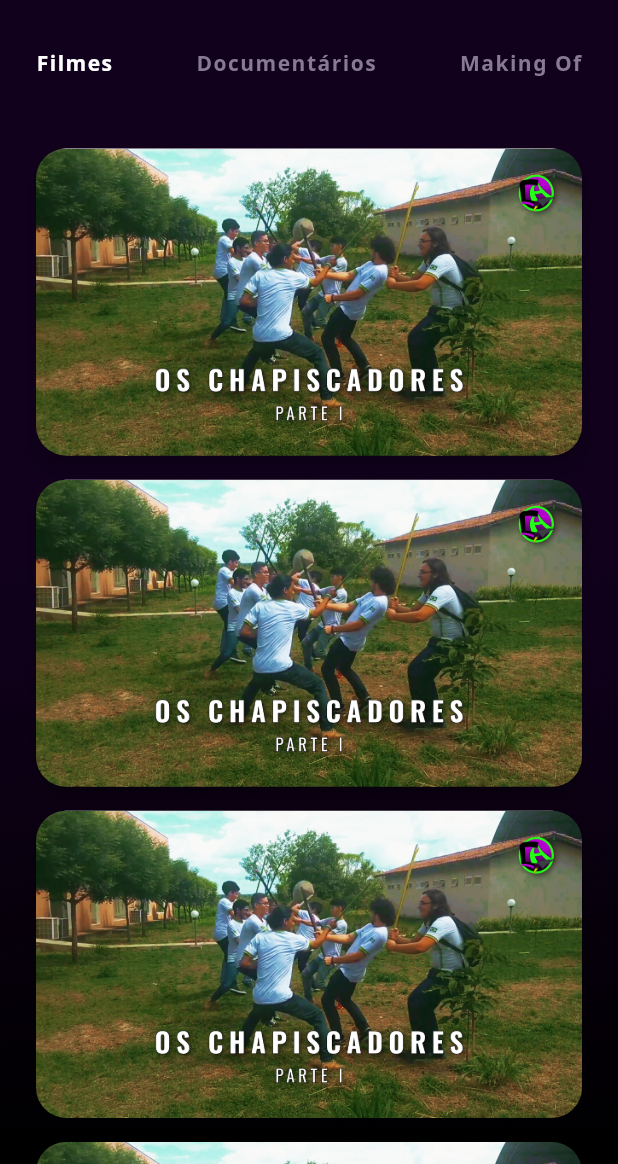
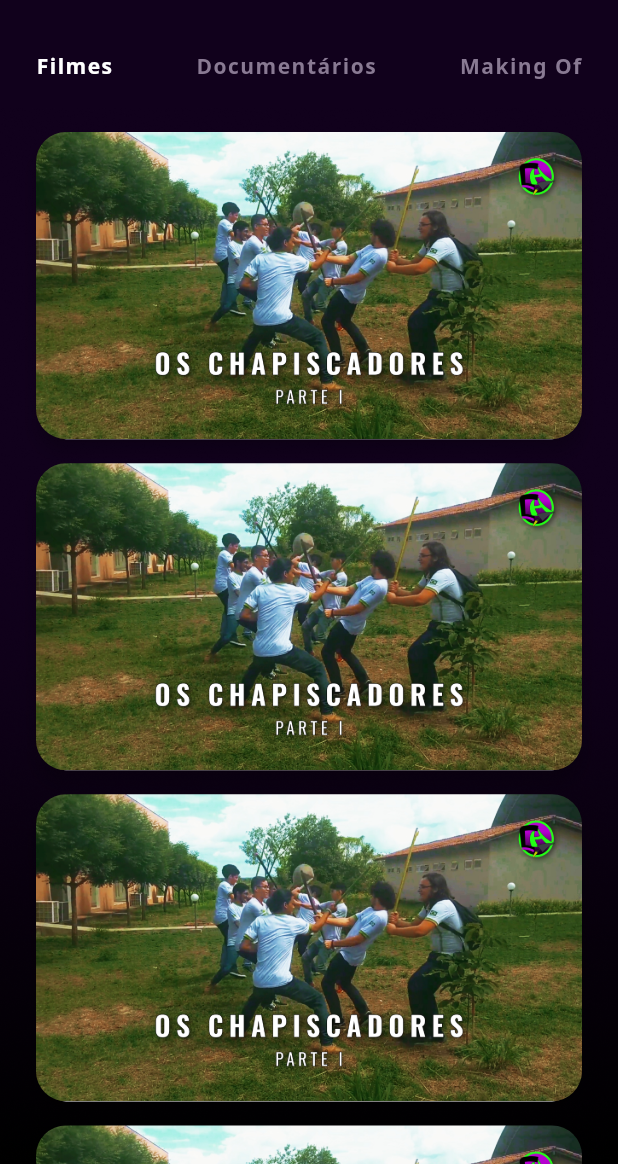
Before and after one commit to r0drigobenicio/chapisco-tv, a Flutter app: the screen it shows after launch, after a tap on "Entrar", on a phone screen of 412 x 824 dp, the part 72-1236 px from its top. Run offline on Flutter 3.47's test engine with Material 2 defaults, Android fonts, the light colour scheme and no system bars; our stand-ins replace flutter_phosphor_icons, flutter_svg.

Commit message:
update home_page

```diff
--- a/lib/views/home/home_page.dart
+++ b/lib/views/home/home_page.dart
@@ -1,5 +1,6 @@
 import 'package:flutter/material.dart';
 import 'package:flutter_svg/flutter_svg.dart';
+import 'dart:math' as math;
 
 import '../../core/theme/app_colors.dart';
 
@@ -40,13 +41,19 @@ class _HomePageState extends State<HomePage> {
                   pinned: false,
                   snap: true,
                   floating: true,
-                  backgroundColor: AppColors.backgroundColor.withOpacity(0.8),
-                  expandedHeight: 115,
-                  flexibleSpace: Padding(
-                    padding: const EdgeInsets.fromLTRB(24, 16, 24, 16),
-                    child: Column(
-                      children: [
-                        Row(
+                  backgroundColor: AppColors.backgroundColor.withOpacity(0.9),
+                  elevation: 0,
+                  expandedHeight: 64,
+                  collapsedHeight: 64,
+                  flexibleSpace: FlexibleSpaceBar(
+                    titlePadding: EdgeInsets.zero,
+                    expandedTitleScale: 1,
+                    title: Padding(
+                      padding: const EdgeInsets.symmetric(
+                        vertical: 16,
+                        horizontal: 24
+                      ),
+                      child: Row(
                         mainAxisAlignment: MainAxisAlignment.spaceBetween,
                         crossAxisAlignment: CrossAxisAlignment.center,
                         children: [
@@ -70,8 +77,22 @@ class _HomePageState extends State<HomePage> {
                           )
                         ],
                       ),
-                        const SizedBox(height: 32,),
-                        Row(
+                    ),
+                  )
+                ),
+                SliverPersistentHeader(
+                  pinned: true,
+                  delegate: _SliverAppBarDelegate(
+                    minHeight: 56,
+                    maxHeight: 56,
+                    child: Container(
+                      padding: const EdgeInsets.symmetric(
+                        vertical: 0,
+                        horizontal: 24
+                      ),
+                      width: double.infinity,
+                      color: AppColors.backgroundColor.withOpacity(0.9),
+                      child: Row(
                         mainAxisAlignment: MainAxisAlignment.spaceBetween,
                         crossAxisAlignment: CrossAxisAlignment.center,
                         children: [
@@ -126,16 +147,56 @@ class _HomePageState extends State<HomePage> {
                             )
                           ),
                         ],
-                        )
-                      ],
+                      ),
                     ),
                   )
                 ),
                 SliverToBoxAdapter(
                   child: Padding(
-                    padding: const EdgeInsets.fromLTRB(24, 16, 24, 16),
+                    padding: const EdgeInsets.symmetric(
+                      vertical: 16,
+                      horizontal: 24
+                    ),
                     child: Column(
                       children: [
+                        Card(
+                          clipBehavior: Clip.antiAliasWithSaveLayer,
+                          shape: RoundedRectangleBorder(
+                            borderRadius: BorderRadius.circular(20)
+                          ),
+                          margin: EdgeInsets.zero,
+                          elevation: 5,
+                          child: const Image(
+                            image: AssetImage('assets/images/Capa - Os Chapiscadores Parte I 1280x720.png'),
+                            fit: BoxFit.cover
+                          ),
+                        ),
+                        const SizedBox(height: 16,),
+                        Card(
+                          clipBehavior: Clip.antiAliasWithSaveLayer,
+                          shape: RoundedRectangleBorder(
+                            borderRadius: BorderRadius.circular(20)
+                          ),
+                          margin: EdgeInsets.zero,
+                          elevation: 5,
+                          child: const Image(
+                            image: AssetImage('assets/images/Capa - Os Chapiscadores Parte I 1280x720.png'),
+                            fit: BoxFit.cover
+                          ),
+                        ),
+                        const SizedBox(height: 16,),
+                        Card(
+                          clipBehavior: Clip.antiAliasWithSaveLayer,
+                          shape: RoundedRectangleBorder(
+                            borderRadius: BorderRadius.circular(20)
+                          ),
+                          margin: EdgeInsets.zero,
+                          elevation: 5,
+                          child: const Image(
+                            image: AssetImage('assets/images/Capa - Os Chapiscadores Parte I 1280x720.png'),
+                            fit: BoxFit.cover
+                          ),
+                        ),
                         const SizedBox(height: 16,),
                         Card(
                           clipBehavior: Clip.antiAliasWithSaveLayer,
@@ -200,3 +261,34 @@ class _HomePageState extends State<HomePage> {
     );
   }
 }
+
+class _SliverAppBarDelegate extends SliverPersistentHeaderDelegate {
+  _SliverAppBarDelegate({
+    required this.minHeight,
+    required this.maxHeight,
+    required this.child,
+  });
+
+  final double minHeight;
+  final double maxHeight;
+  final Widget child;
+
+  @override
+  double get minExtent => minHeight;
+
+  @override
+  double get maxExtent => math.max(maxHeight, minHeight);
+
+  @override
+  Widget build(
+      BuildContext context, double shrinkOffset, bool overlapsContent) {
+    return SizedBox.expand(child: child);
+  }
+
+  @override
+  bool shouldRebuild(_SliverAppBarDelegate oldDelegate) {
+    return maxHeight != oldDelegate.maxHeight ||
+        minHeight != oldDelegate.minHeight ||
+        child != oldDelegate.child;
+  }
+}
```
Lines whose indentation alone changed are shown as unchanged.
